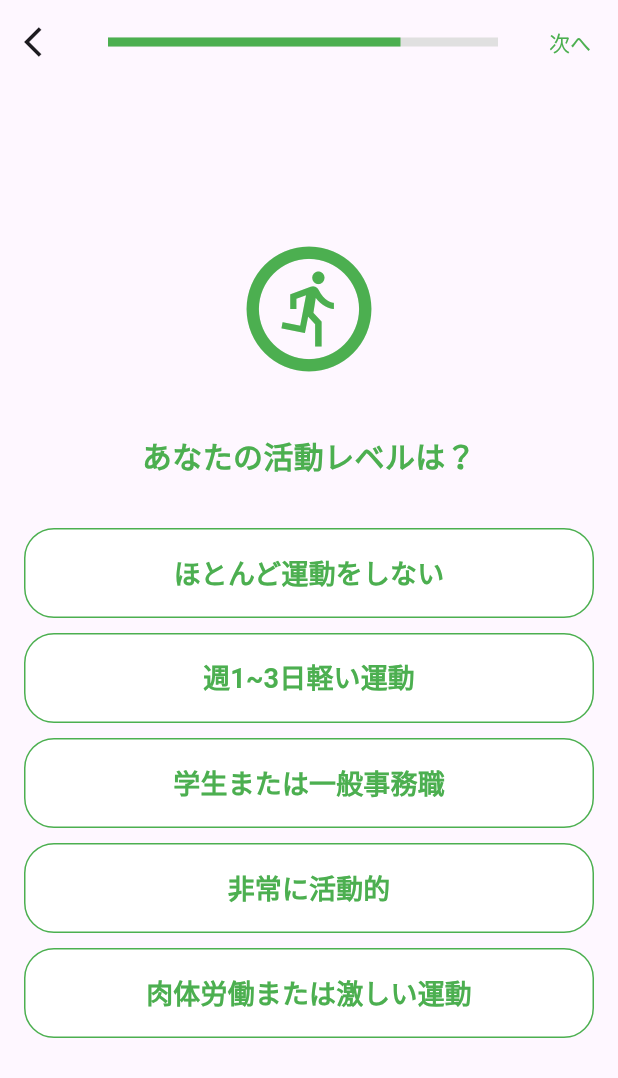
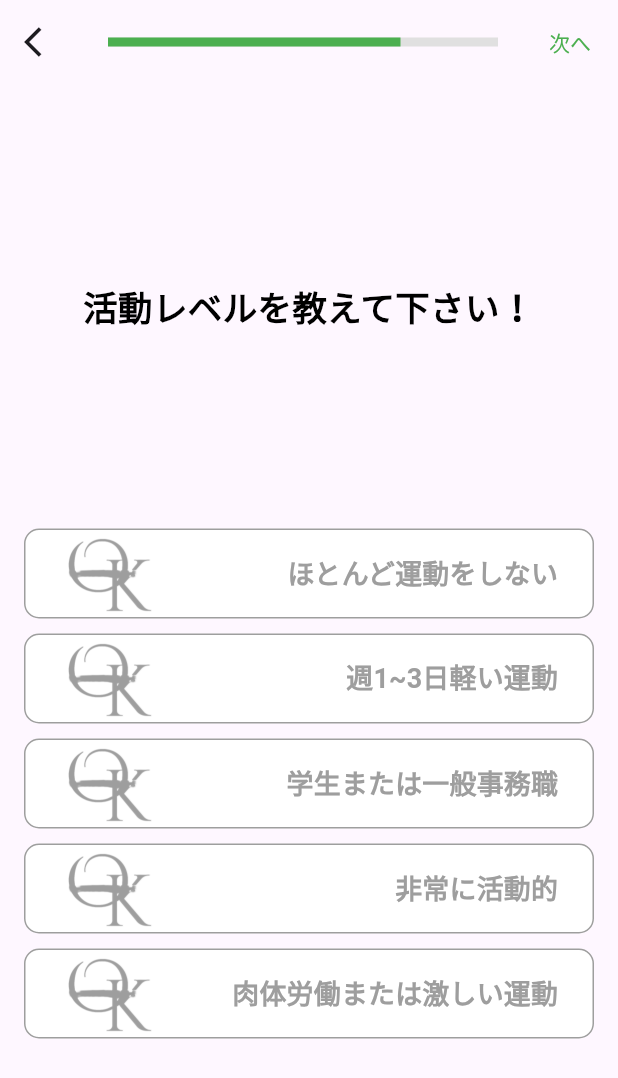
Before and after one commit to rlgur3470/okarada, a Flutter app: the ActivityLevelScreen screen opened by its route, on a phone screen of 412 x 824 dp. Shown: the top 1078 px of the screen. Run offline on Flutter 3.47's test engine with Material 3 defaults, Android fonts, the phone set to English and light mode, and no system bars; our stand-ins replace numberpicker, table_calendar; missing offline and left inert: animated_weight_picker; accounts and stored records are empty; statements that could not run were skipped.

Commit message:
활동량 수준, 생일 화면, 아침점심 저녁 페이지 디자인 1차 수정

```diff
--- a/lib/recommendation_ai/food_recommendation_screen.dart
+++ b/lib/recommendation_ai/food_recommendation_screen.dart
@@ -506,16 +506,19 @@
               mealTime: '朝ご飯',
               imagePath: 'asset/image/morning.jpg',
               mealData: mealData,
+              userValue: userValue,
               nextMealScreen: MealScreen(
                 cuisine: selectedCuisine,
                 mealTime: '昼ご飯',
                 imagePath: 'asset/image/afternoon.jpg',
                 mealData: mealData,
+                userValue: userValue,
                 nextMealScreen: MealScreen(
                   cuisine: selectedCuisine,
                   mealTime: '夜ご飯',
                   imagePath: 'asset/image/evening.jpg',
                   mealData: mealData,
+                  userValue: userValue,
                   nextMealScreen: FinishedScreen(
                     selectedCuisine: selectedCuisine,
                     recommendedCalories: recommendedCalories,
--- a/lib/screens/activity_level_screen.dart
+++ b/lib/screens/activity_level_screen.dart
@@ -17,12 +17,14 @@
   String? state = '';
 
   late UserValue userValue;
+  late Color userGenderColor;
 
   @override
   void didChangeDependencies() {
     // TODO: implement didChangeDependencies
     super.didChangeDependencies();
     userValue = ModalRoute.of(context)!.settings.arguments as UserValue;
+    userGenderColor = userValue.userGenderColor!;
   }
 
   @override
@@ -59,20 +61,12 @@
       ),
       body: SafeArea(
         child: Padding(
-          padding: const EdgeInsets.symmetric(horizontal: 16.0),
+          padding: EdgeInsets.symmetric(horizontal: 16.0),
           child: Column(
-            mainAxisAlignment: MainAxisAlignment.start,
+            mainAxisAlignment: MainAxisAlignment.spaceEvenly,
             crossAxisAlignment: CrossAxisAlignment.stretch,
             children: [
-              Column(
-                children: [
-                  SizedBox(
-                    height: 100,
-                  ),
-                  _IconBuild(),
-                  const SizedBox(height: 33.0),
               _MainText(),
-                  const SizedBox(height: 34.0),
               _OptionButton(
                 onFirstSelected: onFirstSelected,
                 onSecondSelected: onSecondSelected,
@@ -85,8 +79,7 @@
                 moderateActivity: moderateActivity,
                 veryActive: veryActive,
                 extremelyActive: extremelyActive,
-                  ),
-                ],
+                userGenderColor: userGenderColor,
               ),
             ],
           ),
@@ -99,10 +92,12 @@
     setState(() {
       state = value;
       userValue = userValue.copyWith(activityLevel: state);
-      Navigator.of(context).pushNamed('/user-activity-level',
+      Navigator.of(context).pushNamed(
+        '/user-activity-level',
         arguments: userValue,
       );
-      print('nickname: ${userValue.nickname}, sex: ${userValue.sex}, age: ${userValue.age}, height: ${userValue.height}, weight: ${userValue.weight}, weightDifference: ${userValue.weightDiffrence}, activityLevel: ${userValue.activityLevel}');
+      print(
+          'nickname: ${userValue.nickname}, sex: ${userValue.sex}, age: ${userValue.age}, height: ${userValue.height}, weight: ${userValue.weight}, weightDifference: ${userValue.weightDiffrence}, activityLevel: ${userValue.activityLevel}');
     });
   }
 
@@ -110,10 +105,12 @@
     setState(() {
       state = value;
       userValue = userValue.copyWith(activityLevel: state);
-      Navigator.of(context).pushNamed('/user-activity-level',
+      Navigator.of(context).pushNamed(
+        '/user-activity-level',
         arguments: userValue,
       );
-      print('nickname: ${userValue.nickname}, sex: ${userValue.sex}, age: ${userValue.age}, height: ${userValue.height}, weight: ${userValue.weight}, weightDifference: ${userValue.weightDiffrence}, activityLevel: ${userValue.activityLevel}');
+      print(
+          'nickname: ${userValue.nickname}, sex: ${userValue.sex}, age: ${userValue.age}, height: ${userValue.height}, weight: ${userValue.weight}, weightDifference: ${userValue.weightDiffrence}, activityLevel: ${userValue.activityLevel}');
     });
   }
 
@@ -121,10 +118,12 @@
     setState(() {
       state = value;
       userValue = userValue.copyWith(activityLevel: state);
-      Navigator.of(context).pushNamed('/user-activity-level',
+      Navigator.of(context).pushNamed(
+        '/user-activity-level',
         arguments: userValue,
       );
-      print('nickname: ${userValue.nickname}, sex: ${userValue.sex}, age: ${userValue.age}, height: ${userValue.height}, weight: ${userValue.weight}, weightDifference: ${userValue.weightDiffrence}, activityLevel: ${userValue.activityLevel}');
+      print(
+          'nickname: ${userValue.nickname}, sex: ${userValue.sex}, age: ${userValue.age}, height: ${userValue.height}, weight: ${userValue.weight}, weightDifference: ${userValue.weightDiffrence}, activityLevel: ${userValue.activityLevel}');
     });
   }
 
@@ -132,10 +131,12 @@
     setState(() {
       state = value;
       userValue = userValue.copyWith(activityLevel: state);
-      Navigator.of(context).pushNamed('/user-activity-level',
+      Navigator.of(context).pushNamed(
+        '/user-activity-level',
         arguments: userValue,
       );
-      print('nickname: ${userValue.nickname}, sex: ${userValue.sex}, age: ${userValue.age}, height: ${userValue.height}, weight: ${userValue.weight}, weightDifference: ${userValue.weightDiffrence}, activityLevel: ${userValue.activityLevel}');
+      print(
+          'nickname: ${userValue.nickname}, sex: ${userValue.sex}, age: ${userValue.age}, height: ${userValue.height}, weight: ${userValue.weight}, weightDifference: ${userValue.weightDiffrence}, activityLevel: ${userValue.activityLevel}');
     });
   }
 
@@ -143,65 +144,13 @@
     setState(() {
       state = value;
       userValue = userValue.copyWith(activityLevel: state);
-      Navigator.of(context).pushNamed('/user-activity-level',
+      Navigator.of(context).pushNamed(
+        '/user-activity-level',
         arguments: userValue,
       );
-      print('nickname: ${userValue.nickname}, sex: ${userValue.sex}, age: ${userValue.age}, height: ${userValue.height}, weight: ${userValue.weight}, weightDifference: ${userValue.weightDiffrence}, activityLevel: ${userValue.activityLevel}');
+      print(
+          'nickname: ${userValue.nickname}, sex: ${userValue.sex}, age: ${userValue.age}, height: ${userValue.height}, weight: ${userValue.weight}, weightDifference: ${userValue.weightDiffrence}, activityLevel: ${userValue.activityLevel}');
     });
-  }
-}
-
-class _ActivityLevelOption extends StatelessWidget {
-  final String label;
-  final String stateValue;
-  final String? currentState;
-  final ValueChanged<String> onSelected;
-
-  const _ActivityLevelOption({
-    required this.label,
-    required this.stateValue,
-    required this.currentState,
-    required this.onSelected,
-    super.key,
-  });
-
-  @override
-  Widget build(BuildContext context) {
-    return OutlinedButton(
-      onPressed: () {
-        onSelected(stateValue);
-      },
-      style: OutlinedButton.styleFrom(
-        minimumSize: const Size(double.infinity, 60),
-        shape: RoundedRectangleBorder(
-          borderRadius: BorderRadius.circular(20),
-        ),
-        backgroundColor:
-        currentState == stateValue ? Colors.green : Colors.white,
-        side: const BorderSide(color: Colors.green),
-      ),
-      child: Text(
-        label,
-        style: TextStyle(
-          color: currentState == stateValue ? Colors.white : Colors.green,
-          fontSize: 18,
-          fontWeight: FontWeight.w600,
-        ),
-      ),
-    );
-  }
-}
-
-class _IconBuild extends StatelessWidget {
-  const _IconBuild({super.key});
-
-  @override
-  Widget build(BuildContext context) {
-    return Icon(
-      Icons.run_circle_outlined,
-      size: 100,
-      color: Colors.green,
-    );
   }
 }
 
@@ -211,11 +160,11 @@
   @override
   Widget build(BuildContext context) {
     return Text(
-      'あなたの活動レベルは？',
+      '活動レベルを教えて下さい！',
       style: TextStyle(
-        fontSize: 20,
+        fontSize: 23,
         fontWeight: FontWeight.bold,
-        color: Colors.green,
+        color: Colors.black,
       ),
       textAlign: TextAlign.center,
     );
@@ -234,6 +183,7 @@
   final String moderateActivity;
   final String veryActive;
   final String extremelyActive;
+  final Color userGenderColor;
 
   const _OptionButton(
       {required this.onFirstSelected,
@@ -247,6 +197,7 @@
       required this.moderateActivity,
       required this.veryActive,
       required this.extremelyActive,
+      required this.userGenderColor,
       super.key});
 
   @override
@@ -258,35 +209,111 @@
           stateValue: sedentary,
           currentState: currentState,
           onSelected: onFirstSelected,
+          userGenderColor: userGenderColor,
+          buttonImage: 'asset/okarada_logo_image/okarada_logo.png',
         ),
-        const SizedBox(height: 10.0),
+        SizedBox(
+          height: 10,
+        ),
         _ActivityLevelOption(
           label: '週1~3日軽い運動',
           stateValue: lightActivity,
           currentState: currentState,
           onSelected: onSecondSelected,
+          userGenderColor: userGenderColor,
+          buttonImage: 'asset/okarada_logo_image/okarada_logo.png',
         ),
-        const SizedBox(height: 10.0),
+        SizedBox(
+          height: 10,
+        ),
         _ActivityLevelOption(
           label: '学生または一般事務職',
           stateValue: moderateActivity,
           currentState: currentState,
-            onSelected: onThirdSelected),
-        const SizedBox(height: 10.0),
+          onSelected: onThirdSelected,
+          userGenderColor: userGenderColor,
+          buttonImage: 'asset/okarada_logo_image/okarada_logo.png',
+        ),
+        SizedBox(
+          height: 10,
+        ),
         _ActivityLevelOption(
           label: '非常に活動的',
           stateValue: veryActive,
           currentState: currentState,
           onSelected: onFourthSelected,
+          userGenderColor: userGenderColor,
+          buttonImage: 'asset/okarada_logo_image/okarada_logo.png',
         ),
-        const SizedBox(height: 10.0),
+        SizedBox(
+          height: 10,
+        ),
         _ActivityLevelOption(
           label: '肉体労働または激しい運動',
           stateValue: extremelyActive,
           currentState: currentState,
           onSelected: onFifthSelected,
+          userGenderColor: userGenderColor,
+          buttonImage: 'asset/okarada_logo_image/okarada_logo.png',
         ),
       ],
     );
   }
 }
+
+class _ActivityLevelOption extends StatelessWidget {
+  final String label;
+  final String stateValue;
+  final String? currentState;
+  final ValueChanged<String> onSelected;
+  final Color userGenderColor;
+  final String buttonImage;
+
+  const _ActivityLevelOption({
+    required this.label,
+    required this.stateValue,
+    required this.currentState,
+    required this.onSelected,
+    required this.userGenderColor,
+    required this.buttonImage,
+    super.key,
+  });
+
+  @override
+  Widget build(BuildContext context) {
+    return OutlinedButton(
+      onPressed: () {
+        onSelected(stateValue);
+      },
+      style: OutlinedButton.styleFrom(
+        minimumSize: Size(double.infinity, 60),
+        shape: RoundedRectangleBorder(
+          borderRadius: BorderRadius.circular(10),
+        ),
+        backgroundColor:
+            currentState == stateValue ? userGenderColor : Colors.white,
+        side: BorderSide(
+          color: userGenderColor,
+        ),
+      ),
+      child: Row(
+        mainAxisAlignment: MainAxisAlignment.spaceBetween,
+        children: [
+          Image.asset('$buttonImage',
+              scale: 12,
+              color:
+                  currentState == stateValue ? Colors.white : userGenderColor),
+          Text(
+            label,
+            style: TextStyle(
+              color:
+                  currentState == stateValue ? Colors.white : userGenderColor,
+              fontSize: 18,
+              fontWeight: FontWeight.w600,
+            ),
+          ),
+        ],
+      ),
+    );
+  }
+}
--- a/lib/screens/user_weight_screen.dart
+++ b/lib/screens/user_weight_screen.dart
@@ -226,7 +226,7 @@
       children: [
         Text(
           textAlign: TextAlign.center,
-          'あなたの体重を教えて下さい?',
+          '現在の体重を教えて下さい?',
           style: TextStyle(fontSize: 23, fontWeight: FontWeight.w600),
         ),
         Text(
--- a/lib/screens/weight_input_screen.dart
+++ b/lib/screens/weight_input_screen.dart
@@ -124,7 +124,7 @@
           alignment: Alignment.center,
           child: const Text(
             '目標体重を教えて下さい！',
-            style: TextStyle(fontSize: 20, fontWeight: FontWeight.bold),
+            style: TextStyle(fontSize: 23, fontWeight: FontWeight.bold),
           ),
         ),
         SizedBox(height: 8),
@@ -132,7 +132,7 @@
           alignment: Alignment.center,
           child: const Text(
             '最初は、２ヶ月後を目標にしましょう。',
-            style: TextStyle(fontSize: 18, color: Colors.grey),
+            style: TextStyle(fontSize: 18, fontWeight: FontWeight.w400),
           ),
         ),
       ],
```
Also changed, not shown: lib/recommendation_ai/meal_screen.dart (+42 -20 lines). Lines whose indentation alone changed are shown as unchanged.
